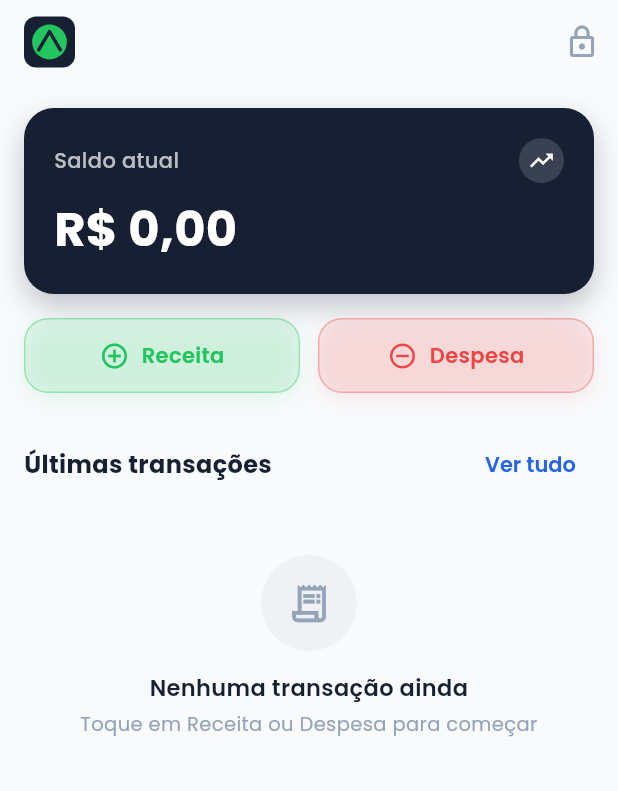
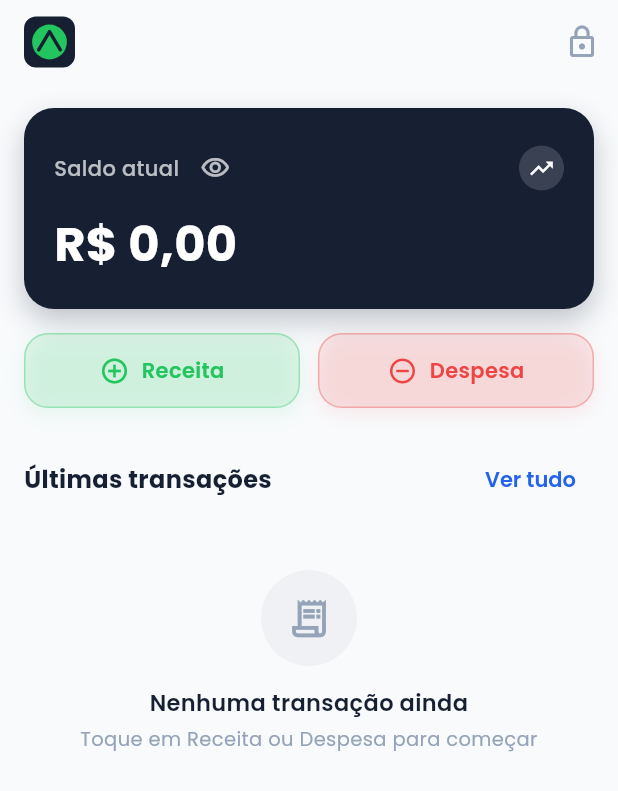
Before and after one commit to itsAGBS/DinDin, a Flutter app: the screen it shows once a user with an empty profile is signed in, on a phone screen of 412 x 824 dp. Shown: the top 791 px of the screen. Run offline on Flutter 3.47's test engine with Material 3 defaults, Android fonts, the phone set to English and light mode, and no system bars; our stand-ins replace cloud_firestore, firebase_auth, firebase_core, flutter_secure_storage, google_fonts, google_sign_in and 2 more; accounts and stored records are empty.

Commit message:
feat(saldo-card): adiciona ocultacao e exibicao do saldo
Inclui botao de alternancia de visibilidade ao lado do titulo "Saldo atual".
Com o saldo oculto, o valor e substituido por uma mascara de pontos.

Co-Authored-By: Claude Sonnet 5.5 <noreply@anthropic.com>
Claude-Session: https://claude.ai/code/session_017aYpESgUbBd7Z83dVJJWTj

```diff
--- a/lib/widgets/saldo_card.dart
+++ b/lib/widgets/saldo_card.dart
@@ -11,7 +11,15 @@ class SaldoCard extends StatefulWidget {
 }
 
 class _SaldoCardState extends State<SaldoCard> {
+  bool _saldoVisivel = true;
+
   double get saldo => widget.saldo;
+
+  void _alternarVisibilidadeSaldo() {
+    setState(() => _saldoVisivel = !_saldoVisivel);
+  }
+
+  static const _saldoMascarado = 'R\$ ••••••';
 
   String _formatarMoeda(double valor) {
     final sinal = valor < 0 ? '-' : '';
@@ -51,6 +59,8 @@ class _SaldoCardState extends State<SaldoCard> {
           Row(
             mainAxisAlignment: MainAxisAlignment.spaceBetween,
             children: [
+              Row(
+                children: [
                   const Text(
                     'Saldo atual',
                     style: TextStyle(
@@ -59,6 +69,24 @@ class _SaldoCardState extends State<SaldoCard> {
                       fontSize: 14,
                       fontWeight: FontWeight.w500,
                     ),
+                  ),
+                  const SizedBox(width: 4),
+                  IconButton(
+                    onPressed: _alternarVisibilidadeSaldo,
+                    tooltip: _saldoVisivel ? 'Ocultar saldo' : 'Mostrar saldo',
+                    visualDensity: VisualDensity.compact,
+                    padding: EdgeInsets.zero,
+                    constraints:
+                        const BoxConstraints(minWidth: 32, minHeight: 32),
+                    icon: Icon(
+                      _saldoVisivel
+                          ? Icons.visibility_outlined
+                          : Icons.visibility_off_outlined,
+                      color: Colors.white70,
+                      size: 20,
+                    ),
+                  ),
+                ],
               ),
               Container(
                 padding: const EdgeInsets.all(6),
@@ -76,7 +104,7 @@ class _SaldoCardState extends State<SaldoCard> {
           ),
           const SizedBox(height: 8),
           Text(
-            _formatarMoeda(saldo),
+            _saldoVisivel ? _formatarMoeda(saldo) : _saldoMascarado,
             style: const TextStyle(
               fontFamily: 'Poppins',
               color: Colors.white,
```
Lines whose indentation alone changed are shown as unchanged.
